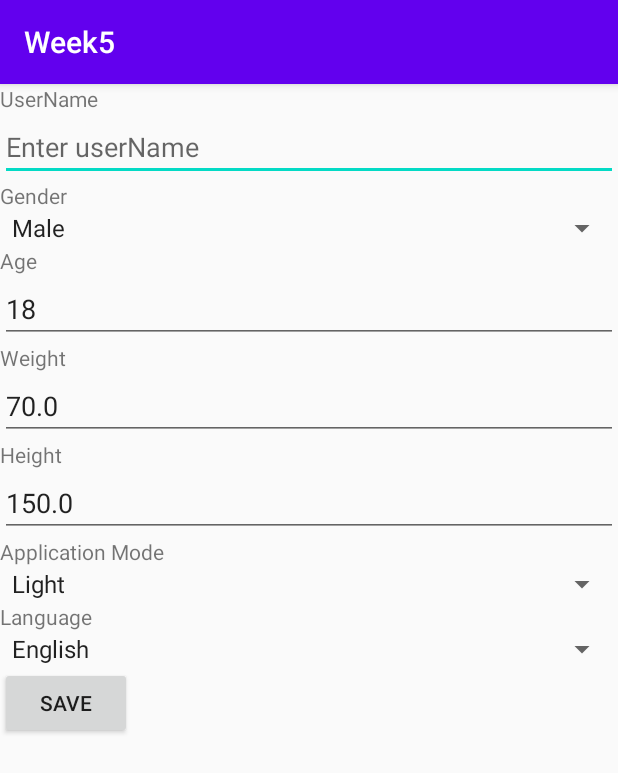
After one commit to CahidTopkaraoglu/mobile-example-login, an Android app: the UserPreferences screen opened directly, with no data from a screen before it, on a phone screen of 412 x 824 dp. The commit adds this screen. Shown: the top 773 px of the screen. Run offline under Robolectric (Android 15) with nearby library versions, the phone set to English and light mode, and no system bars.

Commit message:
Ders içerikleri
Login
Email Gönder
Shared Preference Kullanımı
Light Sensor
Accelerometer sensor kulanımı

```diff
--- /dev/null
+++ b/app/src/main/java/com/example/week5/AdminReceiver.java
@@ -0,0 +1,5 @@
+package com.example.week5;
+import android.app.admin.DeviceAdminReceiver;
+
+public class AdminReceiver extends DeviceAdminReceiver{
+}
--- /dev/null
+++ b/app/src/main/java/com/example/week5/UserPreferences.java
@@ -0,0 +1,115 @@
+package com.example.week5;
+
+import androidx.appcompat.app.AppCompatActivity;
+
+import android.content.Context;
+import android.content.SharedPreferences;
+import android.os.Bundle;
+import android.text.TextUtils;
+import android.util.TypedValue;
+import android.view.View;
+import android.widget.ArrayAdapter;
+import android.widget.Button;
+import android.widget.EditText;
+import android.widget.Spinner;
+import android.widget.Toast;
+
+import static android.app.PendingIntent.getActivity;
+
+public class UserPreferences extends AppCompatActivity {
+    EditText ed_username,ed_age,ed_weight,ed_height;
+    Spinner sp_gender,sp_application_mode,sp_language;
+    Button b_save;
+
+    public static final String MyPREFERENCES = "user_pref_login" ;
+
+    SharedPreferences sharedpreferences;
+    @Override
+    protected void onCreate(Bundle savedInstanceState) {
+        super.onCreate(savedInstanceState);
+        setContentView(R.layout.activity_user_preferences);
+        sp_gender=(Spinner)findViewById(R.id.gender_pref_spinner);
+        sp_application_mode=(Spinner)findViewById(R.id.application_mode_spinner);
+        sp_language=(Spinner)findViewById(R.id.language_spinner);
+
+        ed_username=(EditText)findViewById(R.id.username_pref_edittext);
+        ed_age=(EditText)findViewById(R.id.age_pref_edittext);
+        ed_weight=(EditText)findViewById(R.id.weight_pref_edittext);
+        ed_height=(EditText)findViewById(R.id.height_pref_edittext);
+
+        b_save=(Button)findViewById(R.id.pref_submit_button);
+        sharedpreferences = getSharedPreferences(MyPREFERENCES, Context.MODE_PRIVATE);
+
+        String _Saved_UserName  = sharedpreferences.getString(getString(R.string.saved_user_name),"");
+        Toast toast = Toast.makeText(getApplicationContext(), _Saved_UserName, Toast.LENGTH_SHORT);
+        toast.show();
+        if(TextUtils.isEmpty(_Saved_UserName) == false)
+        {
+            ed_username.setText(_Saved_UserName.toString());
+        }
+        String _Default_Gender = getResources().getString(R.string.default_gender);
+        String _Saved_Gender  = sharedpreferences.getString(getString(R.string.saved_gender),_Default_Gender);
+        if(TextUtils.isEmpty(_Saved_Gender) == false)
+        {
+            sp_gender.setSelection(((ArrayAdapter)sp_gender.getAdapter()).getPosition(_Saved_Gender));
+        }
+        Integer _Default_Age = getResources().getInteger(R.integer.default_age);
+        Integer _Saved_Age  = sharedpreferences.getInt(getString(R.string.saved_gender),_Default_Age);
+        if(_Saved_Age > 0)
+        {
+            ed_age.setText(_Saved_Age.toString());
+        }
+        TypedValue _Default_Weigh_typed_value = new TypedValue();
+        getResources().getValue(R.dimen.default_weight, _Default_Weigh_typed_value, true);
+        Float _Default_Weight = _Default_Weigh_typed_value.getFloat();
+        if(_Default_Weight > 0)
+        {
+            ed_weight.setText(_Default_Weight.toString());
+        }
+        TypedValue _Default_Height_typed_value = new TypedValue();
+        getResources().getValue(R.dimen.default_height, _Default_Height_typed_value, true);
+        Float _Default_Height = _Default_Height_typed_value.getFloat();
+        if(_Default_Height > 0)
+        {
+            ed_height.setText(_Default_Height.toString());
+        }
+        String _Default_ApplicationMode = getResources().getString(R.string.default_application_mode);
+        String _Saved_ApplicationMode  = sharedpreferences.getString(getString(R.string.saved_application_mode),_Default_ApplicationMode);
+        if(TextUtils.isEmpty(_Saved_ApplicationMode) == false)
+        {
+            sp_application_mode.setSelection(((ArrayAdapter)sp_application_mode.getAdapter()).getPosition(_Saved_ApplicationMode));
+        }
+        String _Default_Language = getResources().getString(R.string.default_language);
+        String _Saved_Language  = sharedpreferences.getString(getString(R.string.saved_language),_Default_Language);
+        if(TextUtils.isEmpty(_Saved_Language) == false)
+        {
+            sp_application_mode.setSelection(((ArrayAdapter)sp_application_mode.getAdapter()).getPosition(_Saved_Language));
+        }
+
+        b_save.setOnClickListener(new View.OnClickListener() {
+            @Override
+            public void onClick(View v) {
+                String _UserName  = ed_username.getText().toString();
+                String _Gender  = sp_gender.getSelectedItem().toString();
+                String _Age  = ed_age.getText().toString();
+                String _Weight  = ed_weight.getText().toString();
+                String _Height  = ed_height.getText().toString();
+                String _ApplicationMode  = sp_application_mode.getSelectedItem().toString();
+                String _Language  = sp_language.getSelectedItem().toString();
+
+                SharedPreferences.Editor editor = sharedpreferences.edit();
+
+                editor.putString(getString(R.string.saved_user_name), _UserName);
+                editor.putString(getString(R.string.saved_gender), _Gender);
+                editor.putString(getString(R.string.saved_age), _Age);
+                editor.putString(getString(R.string.saved_weight), _Weight);
+                editor.putString(getString(R.string.saved_height), _Height);
+                editor.putString(getString(R.string.saved_application_mode), _ApplicationMode);
+                editor.putString(getString(R.string.saved_language), _Language);
+                editor.commit();
+
+                Toast.makeText(UserPreferences.this,"Thanks",Toast.LENGTH_LONG).show();
+            }
+        });
+    }
+}
--- /dev/null
+++ b/app/src/main/res/layout/activity_user_preferences.xml
@@ -0,0 +1,103 @@
+<?xml version="1.0" encoding="utf-8"?>
+<LinearLayout xmlns:android="http://schemas.android.com/apk/res/android"
+    android:layout_width="fill_parent"
+    android:layout_height="fill_parent"
+    android:orientation="vertical">
+    <!--UserName-->
+    <TextView
+        android:id="@+id/username_pref_textview"
+        android:layout_width="match_parent"
+        android:layout_height="wrap_content"
+        android:text="@string/username_string" />
+
+    <EditText
+        android:id="@+id/username_pref_edittext"
+        android:layout_width="match_parent"
+        android:layout_height="wrap_content"
+        android:hint="@string/enter_username_hint"
+        android:inputType="text" />
+    <!--Gender-->
+    <TextView
+        android:id="@+id/gender_pref_textview"
+        android:layout_width="match_parent"
+        android:layout_height="wrap_content"
+        android:text="@string/gender_string" />
+
+    <Spinner
+        android:id="@+id/gender_pref_spinner"
+        android:layout_width="match_parent"
+        android:layout_height="wrap_content"
+        android:entries="@array/gender_arrays"
+        android:prompt="@string/enter_gender_hint" />
+    <!--Age-->
+    <TextView
+        android:id="@+id/age_pref_textview"
+        android:layout_width="match_parent"
+        android:layout_height="wrap_content"
+        android:text="@string/age_string" />
+    <EditText
+        android:id="@+id/age_pref_edittext"
+        android:layout_width="match_parent"
+        android:layout_height="wrap_content"
+        android:hint="@string/enter_age_hint"
+        android:inputType="number" />
+    <!--Weight-->
+    <TextView
+        android:id="@+id/weight_pref_textview"
+        android:layout_width="match_parent"
+        android:layout_height="wrap_content"
+        android:text="@string/weight_string" />
+
+    <EditText
+        android:id="@+id/weight_pref_edittext"
+        android:layout_width="match_parent"
+        android:layout_height="wrap_content"
+        android:hint="@string/enter_weight_hint"
+        android:inputType="numberDecimal" />
+    <!--Height-->
+    <TextView
+        android:id="@+id/height_pref_textview"
+        android:layout_width="match_parent"
+        android:layout_height="wrap_content"
+        android:text="@string/height_string" />
+
+    <EditText
+        android:id="@+id/height_pref_edittext"
+        android:layout_width="match_parent"
+        android:layout_height="wrap_content"
+        android:hint="@string/enter_height_hint"
+        android:inputType="numberDecimal" />
+    <!--Application Mode-->
+    <TextView
+        android:id="@+id/application_mode_textview"
+        android:layout_width="match_parent"
+        android:layout_height="wrap_content"
+        android:text="@string/application_mode_string" />
+
+    <Spinner
+        android:id="@+id/application_mode_spinner"
+        android:layout_width="match_parent"
+        android:layout_height="wrap_content"
+        android:entries="@array/application_mode_arrays"
+        android:prompt="@string/enter_application_mode_hint" />
+    <!--Language-->
+    <TextView
+        android:id="@+id/language_textview"
+        android:layout_width="match_parent"
+        android:layout_height="wrap_content"
+        android:text="@string/language_string" />
+
+    <Spinner
+        android:id="@+id/language_spinner"
+        android:layout_width="match_parent"
+        android:layout_height="wrap_content"
+        android:entries="@array/language_arrays"
+        android:prompt="@string/enter_language_hint" />
+
+    <Button
+        android:id="@+id/pref_submit_button"
+        android:layout_width="wrap_content"
+        android:layout_height="wrap_content"
+        android:layout_gravity="bottom"
+        android:text="@string/save_string" />
+</LinearLayout>
--- /dev/null
+++ b/app/src/main/res/values/floats.xml
@@ -0,0 +1,5 @@
+<?xml version="1.0" encoding="utf-8"?>
+<resources>
+    <item name="default_weight" type="dimen" format="float">70.0</item>
+    <item name="default_height" type="dimen" format="float">150.0</item>
+</resources>
--- /dev/null
+++ b/app/src/main/res/values/integers.xml
@@ -0,0 +1,4 @@
+<?xml version="1.0" encoding="utf-8"?>
+<resources>
+    <integer name="default_age">18</integer>
+</resources>
--- a/app/src/main/res/values/strings.xml
+++ b/app/src/main/res/values/strings.xml
@@ -1,10 +1,35 @@
 <resources>
     <string name="app_name">Week5</string>
     <string name="username_string">UserName</string>
+    <string name="gender_string">Gender</string>
+    <string name="age_string">Age</string>
+    <string name="weight_string">Weight</string>
+    <string name="height_string">Height</string>
+    <string name="application_mode_string">Application Mode</string>
+    <string name="language_string">Language</string>
     <string name="password_string">Password</string>
     <string name="enter_username_hint">Enter userName</string>
+    <string name="enter_gender_hint">Choose gender</string>
+    <string-array name="gender_arrays">
+        <item>Male</item>
+        <item>Female</item>
+    </string-array>
+    <string name="enter_age_hint">Enter age</string>
+    <string name="enter_weight_hint">Enter weight</string>
+    <string name="enter_height_hint">Enter height</string>
+    <string name="enter_application_mode_hint">Enter Application Mode</string>
+    <string-array name="application_mode_arrays">
+        <item>Light</item>
+        <item>Dark</item>
+    </string-array>
+    <string name="enter_language_hint">Enter Language</string>
+    <string-array name="language_arrays">
+        <item>English</item>
+        <item>Turkish</item>
+    </string-array>
     <string name="enter_password_hint">Enter password</string>
     <string name="login_string">Login</string>
+    <string name="register_string">Register</string>
 
     <string name="to_string">To</string>
     <string name="subject_string">Subject</string>
@@ -13,4 +38,21 @@
     <string name="enter_subject_hint">Enter subject</string>
     <string name="enter_message_hint">Enter message</string>
     <string name="send_string">Send</string>
+    <string name="save_string">Save</string>
+    <string name="user_reference_string">User Preferences</string>
+    <string name="light_sensor_string">Light Sensor</string>
+    <string name="acceleration_sensor_string">Acceleration Sensor</string>
+
+    <string name="saved_user_name">userNameKey</string>
+    <string name="saved_password">passwordKey</string>
+    <string name="saved_gender">genderKey</string>
+    <string name="saved_age">ageKey</string>
+    <string name="saved_weight">weightKey</string>
+    <string name="saved_height">heightKey</string>
+    <string name="saved_application_mode">applicationModeKey</string>
+    <string name="saved_language">languageKey</string>
+
+    <string name="default_application_mode">Dark</string>
+    <string name="default_language">English</string>
+    <string name="default_gender">Male</string>
 </resources>
--- /dev/null
+++ b/app/src/main/res/xml/admin.xml
@@ -0,0 +1,6 @@
+<?xml version="1.0" encoding="utf-8"?>
+<device-admin xmlns:android="http://schemas.android.com/apk/res/android" >
+    <uses-policies>
+        <force-lock />
+    </uses-policies>
+</device-admin>
```
Also changed, not shown: app/src/main/AndroidManifest.xml (+15 -1 lines), app/src/main/java/com/example/week5/AccelerationSensor.java (added, +60 -0 lines), app/src/main/java/com/example/week5/LoginScreen.java (+42 -11 lines), app/src/main/java/com/example/week5/SendEmail.java (+25 -1 lines), app/src/main/java/com/example/week5/SensorAct.java (added, +79 -0 lines), app/src/main/java/com/example/week5/User.java (added, +22 -0 lines), app/src/main/res/layout/activity_acceleration_sensor.xml (added, +9 -0 lines), app/src/main/res/layout/activity_send_email.xml (+21 -0 lines), app/src/main/res/layout/activity_sensor2.xml (added, +17 -0 lines), app/src/main/res/layout/screen_login.xml (+7 -0 lines).
